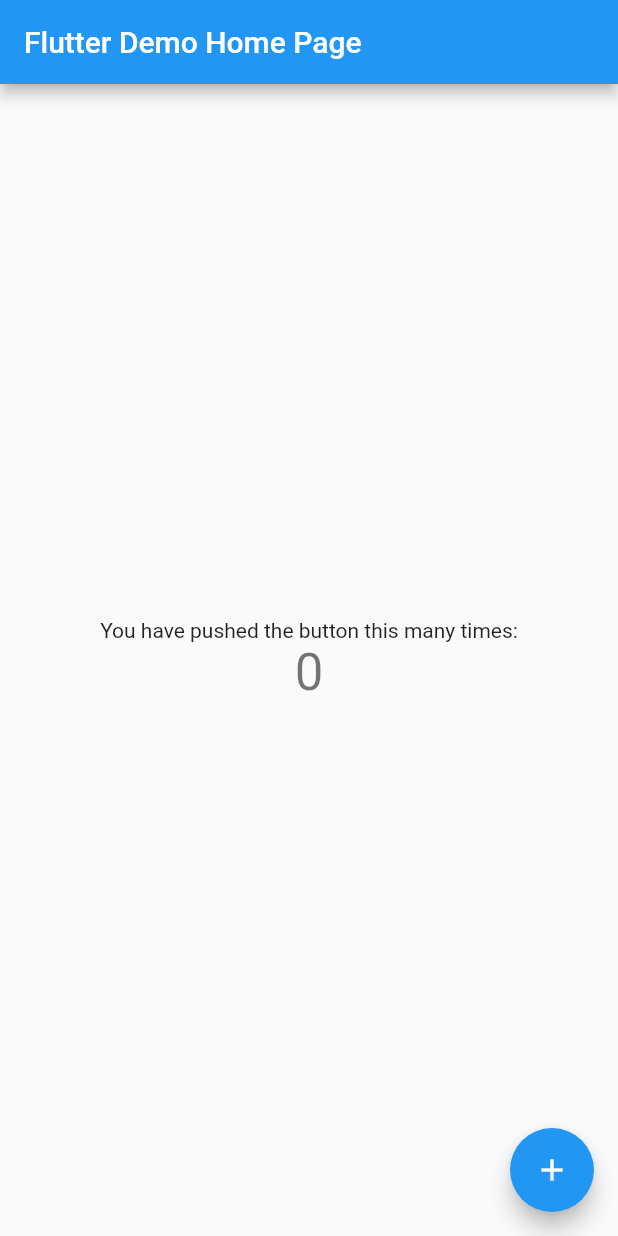
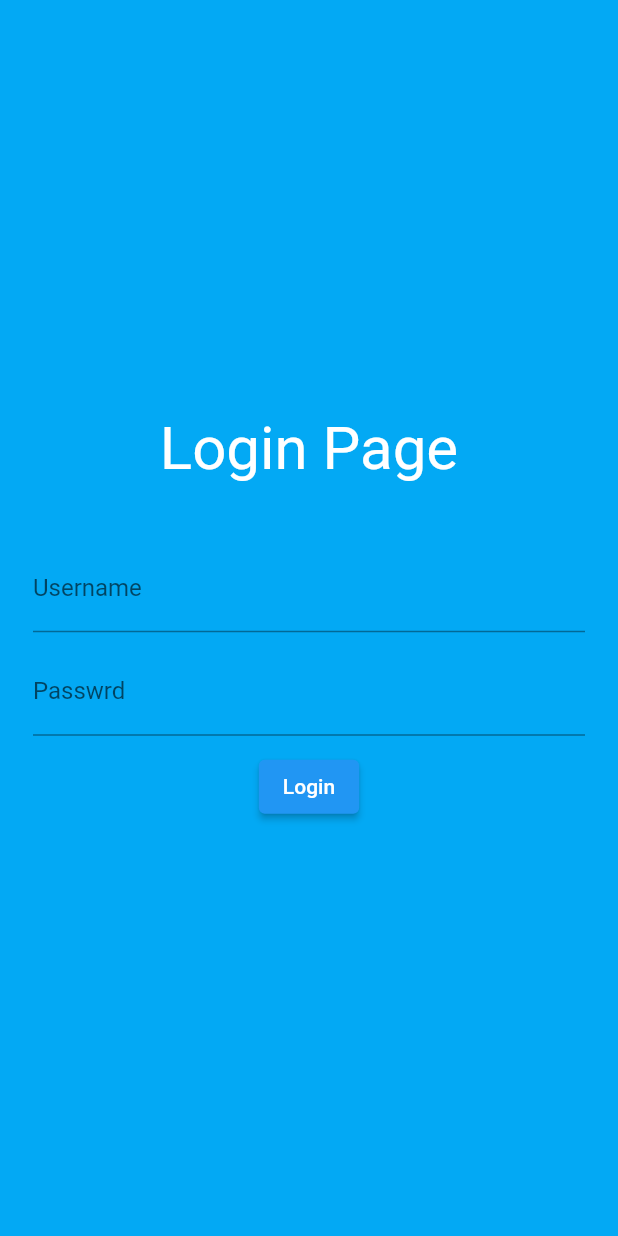
Before and after one commit to wahyu09999/Flutter_Uas, a Flutter app: the screen it shows after launch, on a phone screen of 412 x 824 dp. Run offline on Flutter 3.47's test engine with Material 2 defaults, Android fonts, the phone set to English and light mode, and no system bars.

Commit message:
UI_Login

```diff
--- a/lib/main.dart
+++ b/lib/main.dart
@@ -1,4 +1,5 @@
 import 'package:flutter/material.dart';
+import 'package:flutter_uas/screen/auth/login.dart';
 
 void main() {
   runApp(const MyApp());
@@ -7,109 +8,18 @@ void main() {
 class MyApp extends StatelessWidget {
   const MyApp({super.key});
 
-  // This widget is the root of your application.
   @override
   Widget build(BuildContext context) {
     return MaterialApp(
+      routes: {
+        "/":(context) => const Login(),
+
+      },
       title: 'Flutter Demo',
       theme: ThemeData(
-        // This is the theme of your application.
-        //
-        // Try running your application with "flutter run". You'll see the
-        // application has a blue toolbar. Then, without quitting the app, try
-        // changing the primarySwatch below to Colors.green and then invoke
-        // "hot reload" (press "r" in the console where you ran "flutter run",
-        // or simply save your changes to "hot reload" in a Flutter IDE).
-        // Notice that the counter didn't reset back to zero; the application
-        // is not restarted.
+
         primarySwatch: Colors.blue,
       ),
-      home: const MyHomePage(title: 'Flutter Demo Home Page'),
     );
   }
 }
-
-class MyHomePage extends StatefulWidget {
-  const MyHomePage({super.key, required this.title});
-
-  // This widget is the home page of your application. It is stateful, meaning
-  // that it has a State object (defined below) that contains fields that affect
-  // how it looks.
-
-  // This class is the configuration for the state. It holds the values (in this
-  // case the title) provided by the parent (in this case the App widget) and
-  // used by the build method of the State. Fields in a Widget subclass are
-  // always marked "final".
-
-  final String title;
-
-  @override
-  State<MyHomePage> createState() => _MyHomePageState();
-}
-
-class _MyHomePageState extends State<MyHomePage> {
-  int _counter = 0;
-
-  void _incrementCounter() {
-    setState(() {
-      // This call to setState tells the Flutter framework that something has
-      // changed in this State, which causes it to rerun the build method below
-      // so that the display can reflect the updated values. If we changed
-      // _counter without calling setState(), then the build method would not be
-      // called again, and so nothing would appear to happen.
-      _counter++;
-    });
-  }
-
-  @override
-  Widget build(BuildContext context) {
-    // This method is rerun every time setState is called, for instance as done
-    // by the _incrementCounter method above.
-    //
-    // The Flutter framework has been optimized to make rerunning build methods
-    // fast, so that you can just rebuild anything that needs updating rather
-    // than having to individually change instances of widgets.
-    return Scaffold(
-      appBar: AppBar(
-        // Here we take the value from the MyHomePage object that was created by
-        // the App.build method, and use it to set our appbar title.
-        title: Text(widget.title),
-      ),
-      body: Center(
-        // Center is a layout widget. It takes a single child and positions it
-        // in the middle of the parent.
-        child: Column(
-          // Column is also a layout widget. It takes a list of children and
-          // arranges them vertically. By default, it sizes itself to fit its
-          // children horizontally, and tries to be as tall as its parent.
-          //
-          // Invoke "debug painting" (press "p" in the console, choose the
-          // "Toggle Debug Paint" action from the Flutter Inspector in Android
-          // Studio, or the "Toggle Debug Paint" command in Visual Studio Code)
-          // to see the wireframe for each widget.
-          //
-          // Column has various properties to control how it sizes itself and
-          // how it positions its children. Here we use mainAxisAlignment to
-          // center the children vertically; the main axis here is the vertical
-          // axis because Columns are vertical (the cross axis would be
-          // horizontal).
-          mainAxisAlignment: MainAxisAlignment.center,
-          children: <Widget>[
-            const Text(
-              'You have pushed the button this many times:',
-            ),
-            Text(
-              '$_counter',
-              style: Theme.of(context).textTheme.headline4,
-            ),
-          ],
-        ),
-      ),
-      floatingActionButton: FloatingActionButton(
-        onPressed: _incrementCounter,
-        tooltip: 'Increment',
-        child: const Icon(Icons.add),
-      ), // This trailing comma makes auto-formatting nicer for build methods.
-    );
-  }
-}
--- /dev/null
+++ b/lib/screen/auth/login.dart
@@ -0,0 +1,38 @@
+import 'package:flutter/material.dart';
+
+class Login extends StatefulWidget {
+  const Login({super.key});
+  @override
+  State<Login> createState() => _Login();
+}
+
+class _Login extends State<Login> {
+  @override
+  Widget build(BuildContext context) {
+    return Scaffold(
+        body: Container(
+          padding: EdgeInsets.all(22),
+      width: double.infinity,
+      decoration: BoxDecoration(color: Colors.lightBlue),
+      child: Column(
+        mainAxisAlignment: MainAxisAlignment.center,
+        children: [
+          Text('Login Page',style: TextStyle(color: Colors.white,fontSize: 40),),
+          SizedBox(height: 40,),
+          TextFormField(
+            decoration: InputDecoration(label: Text('Username')),
+          ),
+          SizedBox(height: 10,),
+          TextFormField(
+            decoration: InputDecoration(label: Text('Passwrd')),
+          ),
+          SizedBox(height: 10,),
+          ElevatedButton(
+            onPressed: () => '',
+            child: Text('Login'),
+          ),
+        ],
+      ),
+    ));
+  }
+}
```
